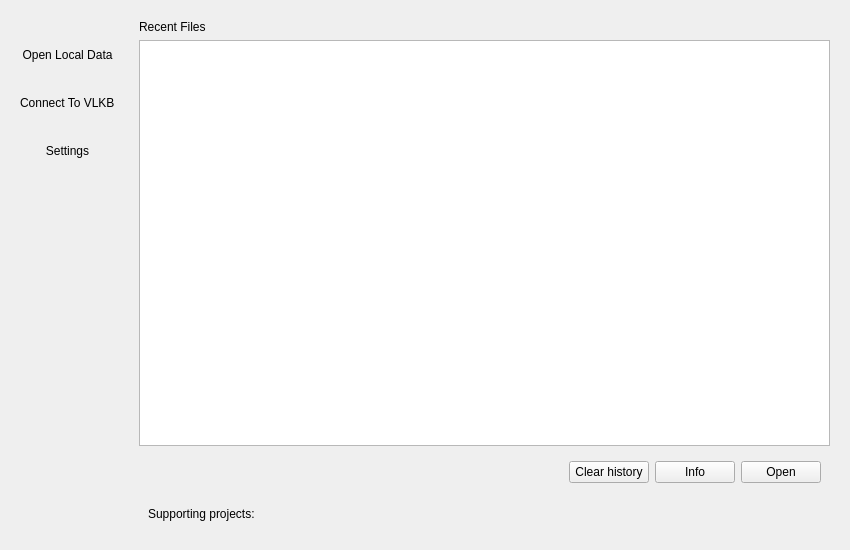
Before: the Qt Designer form Code/ui/startupwindow.ui in VisIVOLab/ViaLacteaVisualAnalytics, drawn with Qt 5.
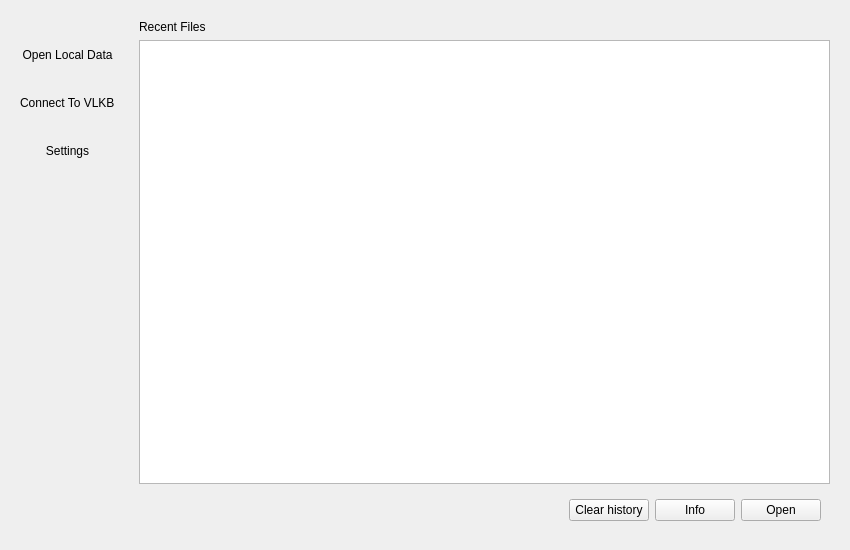
After: the same form once the commit is applied. Icons and pictures are not drawn.

Commit message: connect to vlkb now open the vialactea ui

The edit to the form file:
```diff
--- a/Code/ui/startupwindow.ui
+++ b/Code/ui/startupwindow.ui
@@ -137,7 +137,7 @@
    </item>
    <item>
     <widget class="QWidget" name="rigthContainer" native="true">
-     <layout class="QVBoxLayout" name="verticalLayout_3" stretch="0,0,0,0">
+     <layout class="QVBoxLayout" name="verticalLayout_3" stretch="0,0,0">
       <item>
        <widget class="QLabel" name="label_5">
         <property name="text">
@@ -188,49 +188,6 @@
         </layout>
        </widget>
       </item>
-      <item>
-       <widget class="QWidget" name="logoArea" native="true">
-        <layout class="QHBoxLayout" name="horizontalLayout_3">
-         <item>
-          <widget class="QLabel" name="label">
-           <property name="text">
-            <string>Supporting projects:</string>
-           </property>
-          </widget>
-         </item>
-         <item>
-          <widget class="QLabel" name="label_4">
-           <property name="text">
-            <string/>
-           </property>
-           <property name="pixmap">
-            <pixmap resource="../visivo.qrc">:/icons/ecogal.png</pixmap>
-           </property>
-          </widget>
-         </item>
-         <item>
-          <widget class="QLabel" name="label_3">
-           <property name="text">
-            <string/>
-           </property>
-           <property name="pixmap">
-            <pixmap resource="../visivo.qrc">:/icons/cirasa.png</pixmap>
-           </property>
-          </widget>
-         </item>
-         <item>
-          <widget class="QLabel" name="label_2">
-           <property name="text">
-            <string/>
-           </property>
-           <property name="pixmap">
-            <pixmap resource="../visivo.qrc">:/icons/NEANIAS.jpg</pixmap>
-           </property>
-          </widget>
-         </item>
-        </layout>
-       </widget>
-      </item>
      </layout>
     </widget>
    </item>
```
The commit also changes 2 other files.
